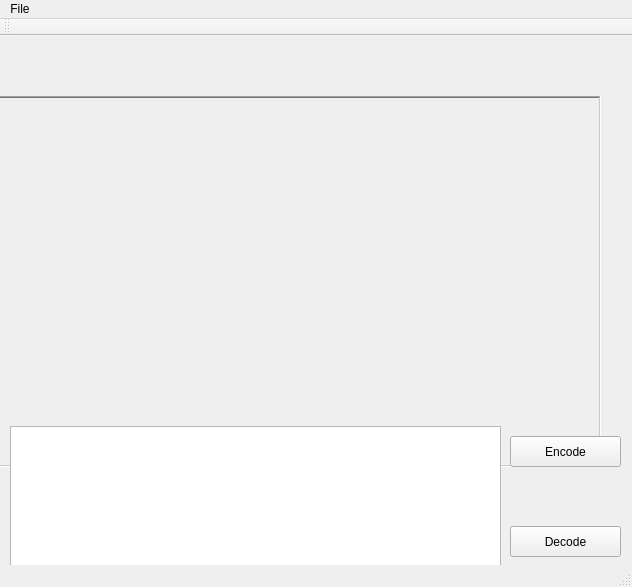
seanboyy/BitmapIO, file BMPOtherEnd/BMPOtherEnd/BMPOtherEnd.ui: the form before one commit.
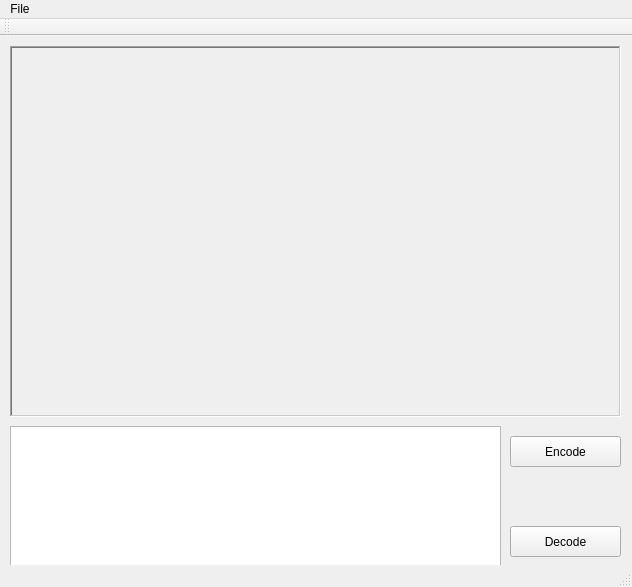
The form after the commit. Custom widgets are drawn as their Qt base class.

```diff
--- a/BMPOtherEnd/BMPOtherEnd/BMPOtherEnd.ui
+++ b/BMPOtherEnd/BMPOtherEnd/BMPOtherEnd.ui
@@ -17,8 +17,8 @@
    <widget class="QLabel" name="pictureLabel">
     <property name="geometry">
      <rect>
-      <x>-10</x>
-      <y>60</y>
+      <x>10</x>
+      <y>10</y>
       <width>611</width>
       <height>371</height>
      </rect>
```
